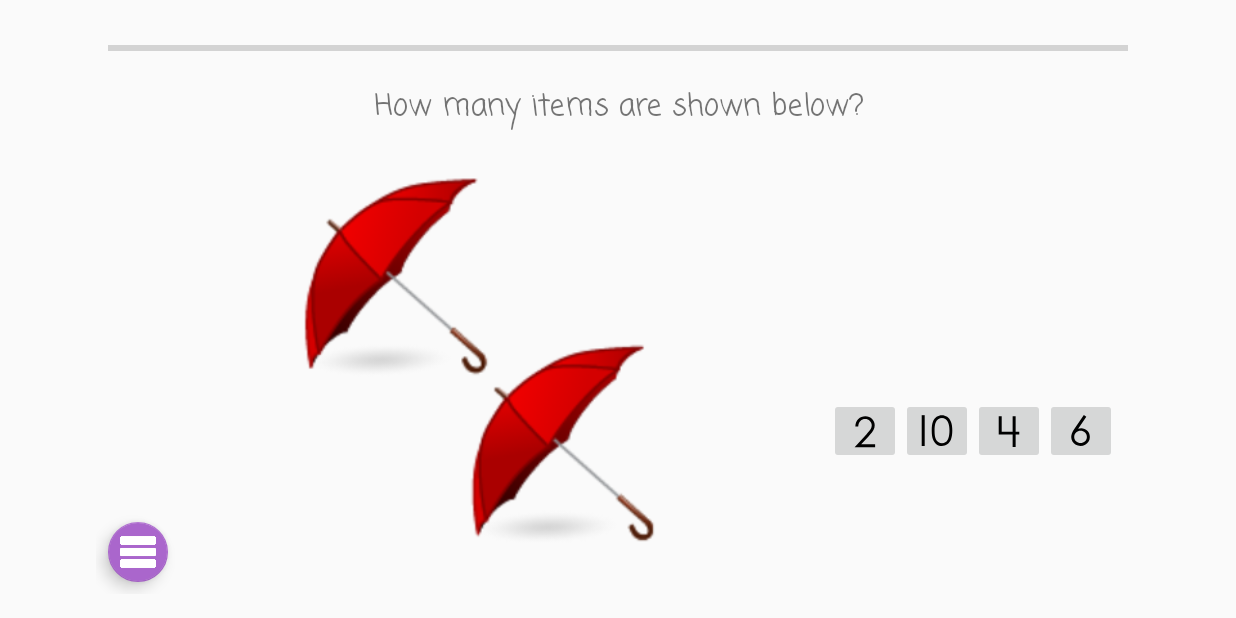
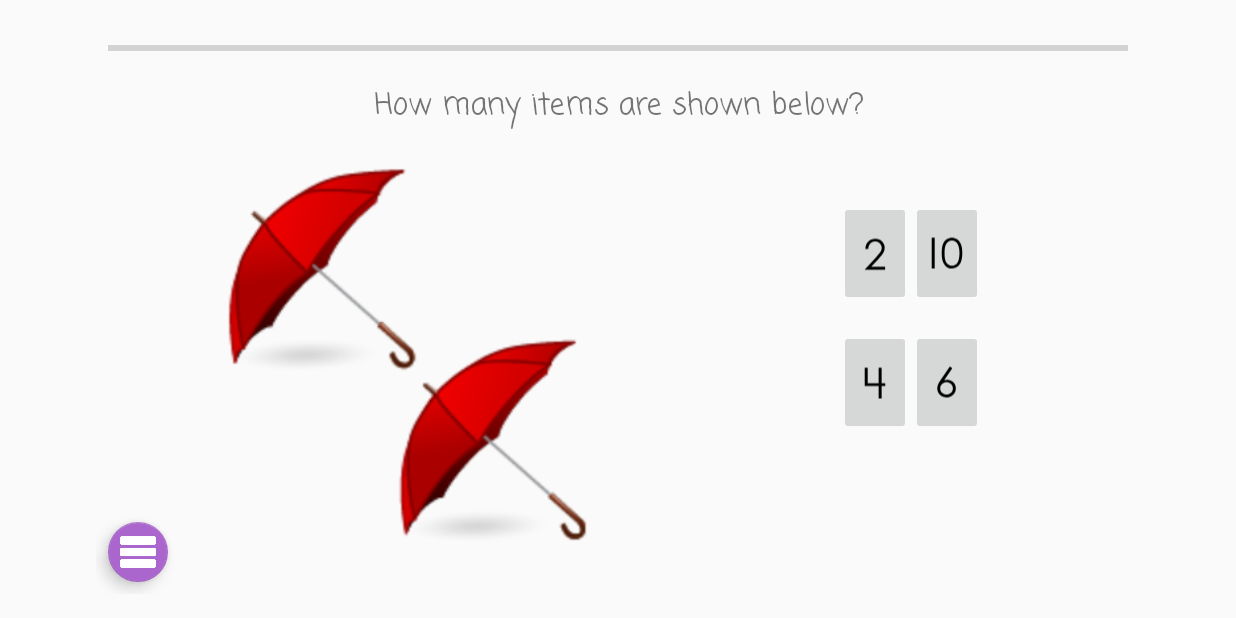
Before and after one commit to ta1188/cs246project, an Android app: the CountSelectable screen opened directly, with no data from a screen before it, on a phone screen of 824 x 412 dp (held sideways). Run offline under Robolectric (Android 15) with nearby library versions, the phone set to English and light mode, and no system bars.

Commit message:
Fixed button size and layout for wordSelectable and countSelectable.

```diff
--- a/app/src/main/java/com/example/cs246project/kindergartenprepapp/CountSelectable.java
+++ b/app/src/main/java/com/example/cs246project/kindergartenprepapp/CountSelectable.java
@@ -36,15 +36,18 @@ public class CountSelectable extends SkipTapActivity implements View.OnTouchList
     private CountSelectableModel _model;
 
     // Find the horizontal scroll view
-    private LinearLayout layout;
+    private LinearLayout layout_top;
+    private LinearLayout layout_bottom;
     private ProgressBar _progBar;
     private boolean wasTrue = false;
+    int count = 1;
 
     @Override
     protected void onCreate(Bundle savedInstanceState) {
         super.onCreate(savedInstanceState);
         setContentView(R.layout.count_selectable);
-        layout = (LinearLayout) findViewById(R.id.layout_count);
+        layout_top = (LinearLayout) findViewById(R.id.layout_count_top);
+        layout_bottom = (LinearLayout) findViewById(R.id.layout_count_bottom);
         _progBar = (ProgressBar) findViewById(R.id.progressBarCount);
         _model = new CountSelectableModel(this, 4);
         playInstructions(_model.getActivityInstructionsIndex());
@@ -91,7 +94,16 @@ public class CountSelectable extends SkipTapActivity implements View.OnTouchList
                     return false;
                 }
             });
-            layout.addView(btn);
+            btn.setLayoutParams(new LinearLayout.LayoutParams(LinearLayout.LayoutParams.WRAP_CONTENT, LinearLayout.LayoutParams.MATCH_PARENT));
+            btn.setScaleType(ImageView.ScaleType.CENTER);
+            btn.setAdjustViewBounds(true);
+
+            if (count <= 2) {
+                layout_top.addView(btn);
+            } else {
+                layout_bottom.addView(btn);
+            }
+            count++;
         }
     }
 
@@ -99,8 +111,11 @@ public class CountSelectable extends SkipTapActivity implements View.OnTouchList
      * Will disable or enable the layout buttons
      * */
     private void enableDisableButtons(Boolean state){
-        for (int i = 0; i < layout.getChildCount(); i++) {
-            layout.getChildAt(i).setEnabled(state);
+        for (int i = 0; i < layout_top.getChildCount(); i++) {
+            layout_top.getChildAt(i).setEnabled(state);
+        }
+        for (int i = 0; i < layout_bottom.getChildCount(); i++) {
+            layout_bottom.getChildAt(i).setEnabled(state);
         }
     }
 
@@ -160,8 +175,10 @@ public class CountSelectable extends SkipTapActivity implements View.OnTouchList
 
 
     private void resetActivity() {
-        layout.removeAllViews();
+        layout_top.removeAllViews();
+        layout_bottom.removeAllViews();
         wasTrue = false;
+        count = 1;
         viewSetUp();
         setMainImage();
     }
--- a/app/src/main/res/layout/count_selectable.xml
+++ b/app/src/main/res/layout/count_selectable.xml
@@ -23,7 +23,6 @@
         android:layout_marginRight="8dp"
         android:max="10"
         android:layout_marginTop="8dp"
-        app:layout_constraintHorizontal_bias="0.499"
         app:layout_constraintLeft_toLeftOf="parent"
         app:layout_constraintRight_toRightOf="parent"
         app:layout_constraintTop_toTopOf="parent"
@@ -47,7 +46,7 @@
         app:layout_constraintHorizontal_bias="0.502"
         android:layout_marginStart="8dp"
         android:layout_marginEnd="8dp"
-        android:layout_marginTop="16dp"
+        android:layout_marginTop="15dp"
         app:layout_constraintTop_toBottomOf="@+id/progressBarCount" />
 
     <ImageView
@@ -58,44 +57,63 @@
         android:minHeight="40dp"
         android:minWidth="40dp"
         app:srcCompat="@android:color/transparent"
-        android:layout_marginStart="20dp"
-        android:layout_marginLeft="20dp"
-        app:layout_constraintLeft_toLeftOf="parent"
+        android:layout_marginTop="10dp"
+        app:layout_constraintTop_toBottomOf="@+id/word_welcome"
         app:layout_constraintBottom_toBottomOf="parent"
         android:layout_marginBottom="15dp"
-        app:layout_constraintRight_toLeftOf="@+id/scrollView2"
-        android:layout_marginRight="8dp"
         android:adjustViewBounds="true"
-        android:layout_marginEnd="8dp"
-        android:layout_marginTop="16dp"
-        app:layout_constraintTop_toBottomOf="@+id/word_welcome" />
+        app:layout_constraintVertical_bias="0.312"
+        android:layout_marginStart="60dp"
+        app:layout_constraintLeft_toLeftOf="parent"
+        android:layout_marginLeft="39dp"/>
 
-    <ScrollView
-        android:id="@+id/scrollView2"
-        android:layout_width="wrap_content"
-        android:layout_height="80dp"
+    <android.support.constraint.ConstraintLayout
+        android:id="@+id/buttonContainer"
+        android:layout_width="254dp"
+        android:layout_height="204dp"
+        android:layout_marginBottom="32dp"
         android:minWidth="100dp"
-        android:layout_marginBottom="8dp"
-        android:layout_marginEnd="15dp"
+        app:layout_constraintBottom_toBottomOf="parent"
         android:layout_marginTop="8dp"
-        app:layout_constraintBottom_toBottomOf="parent"
+        app:layout_constraintTop_toBottomOf="@+id/word_welcome"
+        app:layout_constraintVertical_bias="0.24000001"
+        app:layout_constraintLeft_toRightOf="@+id/countImage"
+        android:layout_marginLeft="24dp"
+        android:layout_marginRight="24dp"
         app:layout_constraintRight_toRightOf="parent"
-        app:layout_constraintTop_toTopOf="parent"
-        app:layout_constraintVertical_bias="0.849">
+        app:layout_constraintHorizontal_bias="1.0">
 
         <LinearLayout
-            android:id="@+id/layout_count"
+            android:id="@+id/layout_count_top"
             android:layout_width="wrap_content"
-            android:layout_height="wrap_content"
-            android:orientation="horizontal"></LinearLayout>
-    </ScrollView>
+            android:layout_height="0dp"
+            android:minHeight="70dp"
+            android:minWidth="100dp"
+            android:orientation="horizontal"
+            app:layout_constraintLeft_toLeftOf="parent"
+            app:layout_constraintRight_toRightOf="parent"
+            app:layout_constraintTop_toTopOf="parent"
+            android:layout_marginTop="24dp" />
+
+        <LinearLayout
+            android:id="@+id/layout_count_bottom"
+            android:layout_width="wrap_content"
+            android:layout_height="0dp"
+            android:layout_below="@+id/layout_count_top"
+            android:layout_marginBottom="24dp"
+            android:minHeight="70dp"
+            android:minWidth="100dp"
+            android:orientation="horizontal"
+            app:layout_constraintBottom_toBottomOf="parent"
+            app:layout_constraintLeft_toLeftOf="parent"
+            app:layout_constraintRight_toRightOf="parent" />
+    </android.support.constraint.ConstraintLayout>
 
     <android.support.design.widget.FloatingActionButton
         android:id="@+id/btnMenuReturn"
         android:layout_width="wrap_content"
         android:layout_height="wrap_content"
         android:layout_alignParentStart="true"
-        android:layout_alignTop="@+id/btnClear"
         android:clickable="true"
         android:onClick="returnToMenu"
         app:backgroundTint="@android:color/holo_purple"
```
Also changed, not shown: app/src/main/java/com/example/cs246project/kindergartenprepapp/WordSelectable.java (+24 -6 lines), app/src/main/res/layout/word_selectable.xml (+41 -21 lines).
